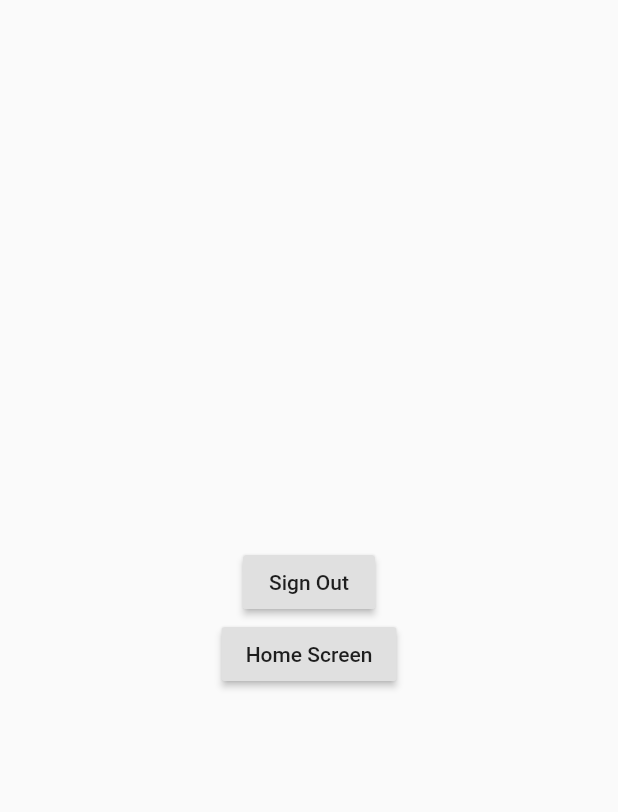
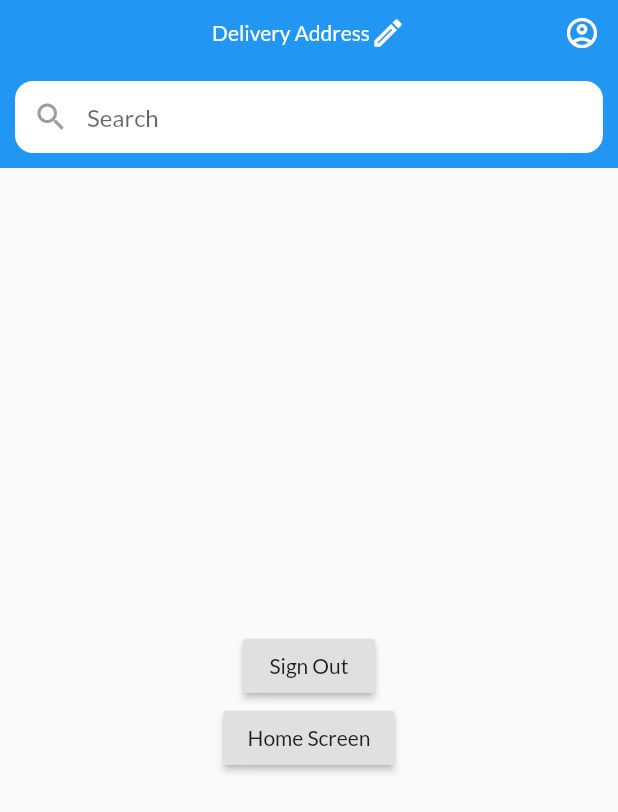
Before and after one commit to davidhedrin/podokma_app, a Flutter app: the HomeScreen screen opened by its route, on a phone screen of 412 x 824 dp. Shown: the top 812 px of the screen. Run offline on Flutter 3.47's test engine with Material 2 defaults, Android fonts, the phone set to English and light mode, and no system bars; our stand-ins replace cloud_firestore, dots_indicator, firebase_auth, firebase_core, flutter_spinkit, geolocator and 1 more; missing offline and left inert: geocoder; accounts and stored records are empty.

Commit message:
Part 12 Finish

```diff
--- a/lib/main.dart
+++ b/lib/main.dart
@@ -37,6 +37,7 @@ class MyApp extends StatelessWidget {
       debugShowCheckedModeBanner: false,
       theme: ThemeData(
         primaryColor: Colors.blue,
+        fontFamily: 'Lato',
       ),
       initialRoute: SplashScreen.id,
       routes: {
--- a/lib/screens/homeScreen.dart
+++ b/lib/screens/homeScreen.dart
@@ -1,6 +1,7 @@
 import 'package:firebase_auth/firebase_auth.dart';
 import 'package:flutter/material.dart';
 import 'package:podokma_ecom/providers/auth_provider.dart';
+import 'package:podokma_ecom/providers/location_provider.dart';
 import 'package:podokma_ecom/screens/welcome_screen.dart';
 import 'package:provider/provider.dart';
 
@@ -11,7 +12,46 @@ class HomeScreen extends StatelessWidget {
   @override
   Widget build(BuildContext context) {
     final auth = Provider.of<AuthProvider>(context);
+    final locationData = Provider.of<LocationProvider>(context);
+
     return Scaffold(
+      appBar: AppBar(
+        elevation: 0.0,
+        leading: Container(),
+        title: FlatButton(
+          onPressed: (){},
+          child: Row(
+            mainAxisSize: MainAxisSize.min,
+            children: [
+              Text('Delivery Address', style: TextStyle(color: Colors.white),),
+              Icon(Icons.edit_outlined, color: Colors.white,),
+            ],
+          ),
+        ),
+        actions: [
+          IconButton(onPressed: (){}, icon: Icon(Icons.account_circle_outlined, color: Colors.white,),),
+        ],
+        centerTitle: true,
+        bottom: PreferredSize(
+          preferredSize: Size.fromHeight(56),
+          child: Padding(
+            padding: const EdgeInsets.all(10.0),
+            child: TextField(
+              decoration: InputDecoration(
+                hintText: 'Search',
+                prefixIcon: Icon(Icons.search, color: Colors.grey,),
+                border: OutlineInputBorder(
+                  borderRadius: BorderRadius.circular(12),
+                  borderSide: BorderSide.none,
+                ),
+                contentPadding: EdgeInsets.zero,
+                filled: true,
+                fillColor: Colors.white,
+              ),
+            ),
+          ),
+        ),
+      ),
       body: Center(
         child: Column(
           mainAxisSize: MainAxisSize.min,
--- a/lib/screens/welcome_screen.dart
+++ b/lib/screens/welcome_screen.dart
@@ -168,7 +168,7 @@ class _WelcomeScreenState extends State<WelcomeScreen> {
                         TextSpan(
                           text: 'Login',
                           style: TextStyle(
-                              fontWeight: FontWeight.bold, color: Colors.black),
+                              fontWeight: FontWeight.bold, color: Colors.blue),
                         ),
                       ],
                     ),
```
Also changed, not shown: pubspec.yaml (+11 -0 lines), fonts/Anton-Regular.ttf (added), fonts/Lato-Bold.ttf (added), fonts/Lato-Regular.ttf (added).
